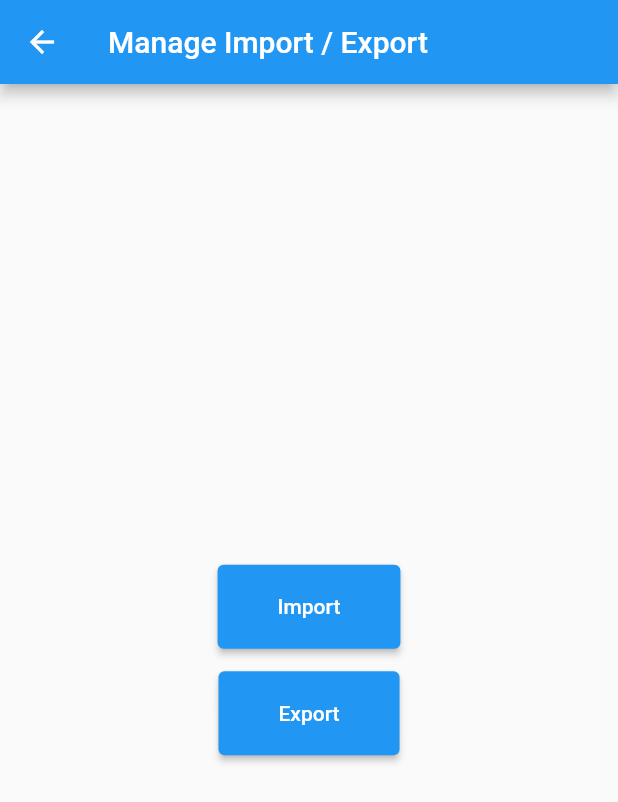
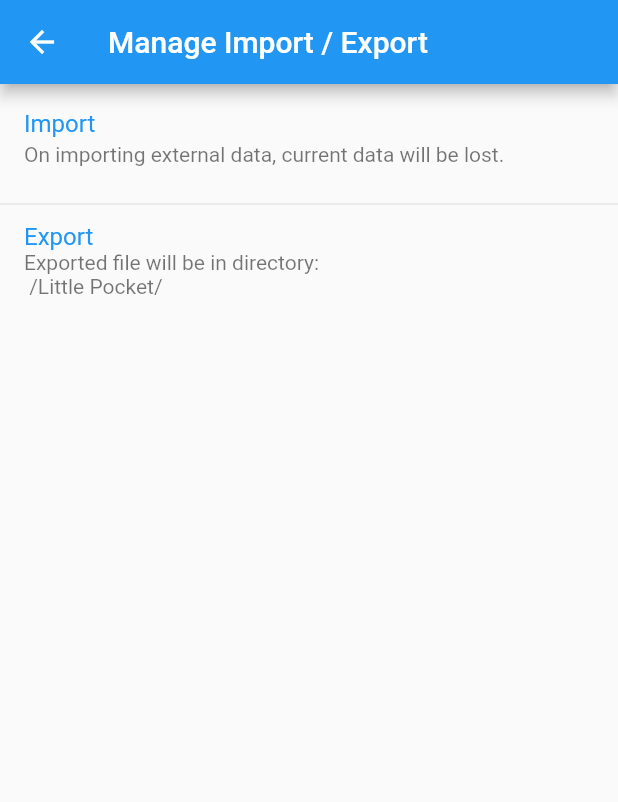
Before and after one commit to mshahzaib1629/little_pocket, a Flutter app: the ImportExportScreen screen opened directly, on a phone screen of 412 x 824 dp. Shown: the top 802 px of the screen. Run offline on Flutter 3.47's test engine with Material 2 defaults, Android fonts, the phone set to English and light mode, and no system bars; our stand-ins replace file_picker, permission_handler, sqflite; missing offline and left inert: flutter_search_bar, hawk_fab_menu; accounts and stored records are empty.

Commit message:
Minor Changes

```diff
--- a/lib/screens/impot_export_screen.dart
+++ b/lib/screens/impot_export_screen.dart
@@ -1,6 +1,7 @@
 import 'package:flutter/material.dart';
 import 'package:little_pocket/helpers/json_handler.dart';
 import 'package:little_pocket/helpers/manual_exception.dart';
+import 'package:little_pocket/helpers/styling.dart';
 import 'package:little_pocket/providers/transaction_provider.dart';
 import 'package:little_pocket/widgets/default_error_dialog.dart';
 import 'package:little_pocket/widgets/default_snack_bar.dart';
@@ -80,23 +81,26 @@ class ImportExportScreen extends StatelessWidget {
       ),
       body: Center(
         child: Column(
-          mainAxisAlignment: MainAxisAlignment.center,
           children: [
-            ElevatedButton(
-              style: ElevatedButton.styleFrom(
-                  padding: EdgeInsets.symmetric(horizontal: 40, vertical: 20)),
-              onPressed: () => _onImportPressed(context),
-              child: Text('Import'),
+            ListTile(
+              onTap: () => _onImportPressed(context),
+              title: Text('Import',
+                  style: TextStyle(
+                    color: Theme.of(context).accentColor,
+                  )),
+              subtitle: Text(
+                  'On importing external data, current data will be lost.'),
             ),
-            SizedBox(
-              height: 15,
+            Divider(),
+            ListTile(
+              onTap: () => _onExportPressed(context),
+              title: Text('Export',
+                  style: TextStyle(
+                    color: Theme.of(context).accentColor,
+                  )),
+              subtitle:
+                  Text('Exported file will be in directory:\n /Little Pocket/'),
             ),
-            ElevatedButton(
-              style: ElevatedButton.styleFrom(
-                  padding: EdgeInsets.symmetric(horizontal: 40, vertical: 20)),
-              onPressed: () => _onExportPressed(context),
-              child: Text('Export'),
-            )
           ],
         ),
       ),
--- a/pubspec.yaml
+++ b/pubspec.yaml
@@ -35,6 +35,7 @@ dependencies:
   path_provider: ^2.0.2
   permission_handler: ^8.0.0+2
   file_picker: ^3.0.2+2
+  flutter_search_bar: ^2.1.0
 
 dev_dependencies:
   flutter_test:
```
Also changed, not shown: lib/screens/history_screen.dart (+54 -33 lines), pubspec.lock.
